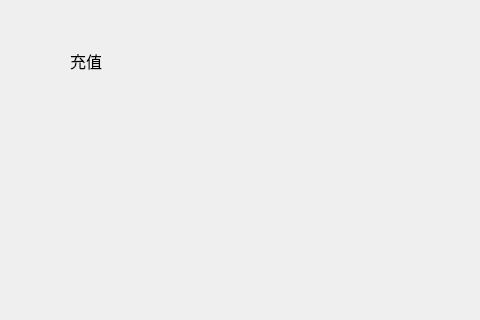
The window that depositpage/DepositPage.ui (HcashOrg/hx-indicator) describes before a commit, drawn with Qt 5; both pictures show x 0 to 480 and y 0 to 320 of the 770 by 530 pixel window.
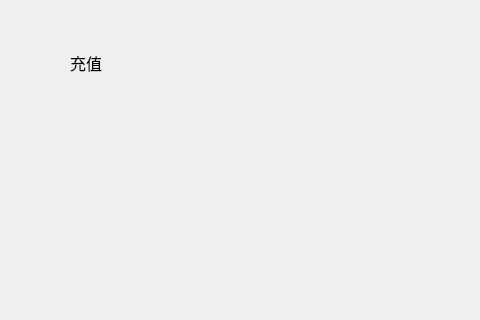
The same window after the commit.

Diff of the .ui file:
```diff
--- a/depositpage/DepositPage.ui
+++ b/depositpage/DepositPage.ui
@@ -18,8 +18,8 @@
     <rect>
      <x>70</x>
      <y>50</y>
-     <width>141</width>
-     <height>22</height>
+     <width>200</width>
+     <height>26</height>
     </rect>
    </property>
    <property name="font">
```
